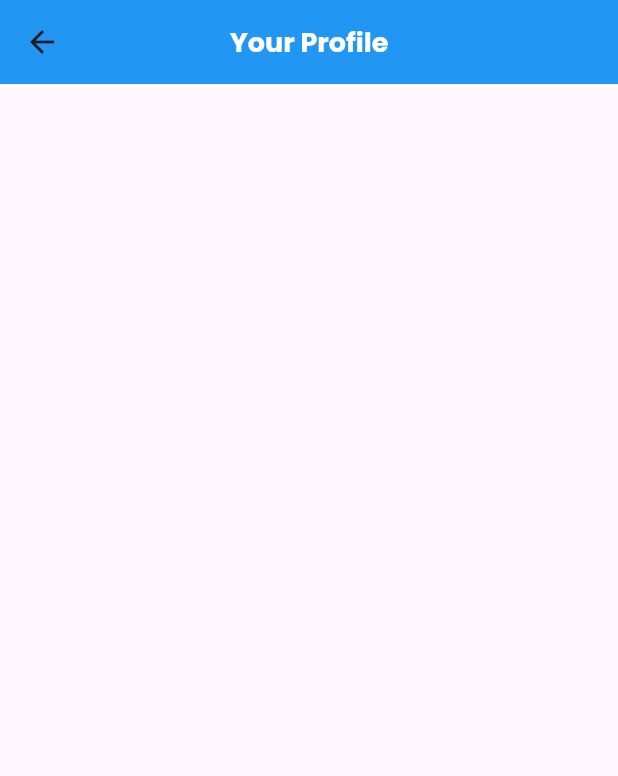
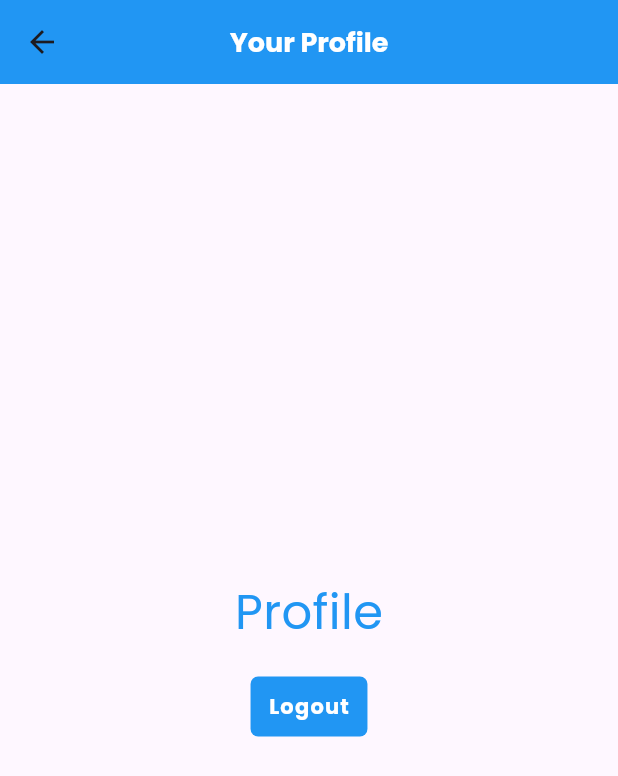
Before and after one commit to jono-rams/flutter_fb_auth, a Flutter app: the ProfileScreen screen opened directly, on a phone screen of 412 x 824 dp. Shown: the top 776 px of the screen. Run offline on Flutter 3.47's test engine with Material 3 defaults, Android fonts, the phone set to English and light mode, and no system bars; our stand-ins replace firebase_auth, firebase_core, google_fonts; accounts and stored records are empty.

Commit message:
Logout functionality

```diff
--- a/lib/screens/profile/profile.dart
+++ b/lib/screens/profile/profile.dart
@@ -1,4 +1,6 @@
 import 'package:flutter/material.dart';
+import 'package:flutter_auth_tut/services/auth_service.dart';
+import 'package:flutter_auth_tut/shared/styled_button.dart';
 import 'package:flutter_auth_tut/shared/styled_text.dart';
 
 class ProfileScreen extends StatelessWidget {
@@ -15,6 +17,24 @@ class ProfileScreen extends StatelessWidget {
       body: Container(
         width: double.infinity,
         padding: const EdgeInsets.all(16),
+        child: Column(
+          crossAxisAlignment: CrossAxisAlignment.center,
+          mainAxisAlignment: MainAxisAlignment.center,
+          children: [
+            const StyledHeading('Profile'),
+            const SizedBox(
+              height: 16.0,
+            ),
+            // TODO: Output user email
+
+            StyledButton(
+              onPressed: () {
+                AuthService.signOut();
+              },
+              child: const StyledButtonText('Logout'),
+            ),
+          ],
+        ),
       ),
     );
   }
--- a/lib/services/auth_service.dart
+++ b/lib/services/auth_service.dart
@@ -26,4 +26,9 @@ class AuthService {
       return null;
     }
   }
+
+  // log user out
+  static Future<void> signOut() async {
+    await _firebaseAuth.signOut();
+  }
 }
```
